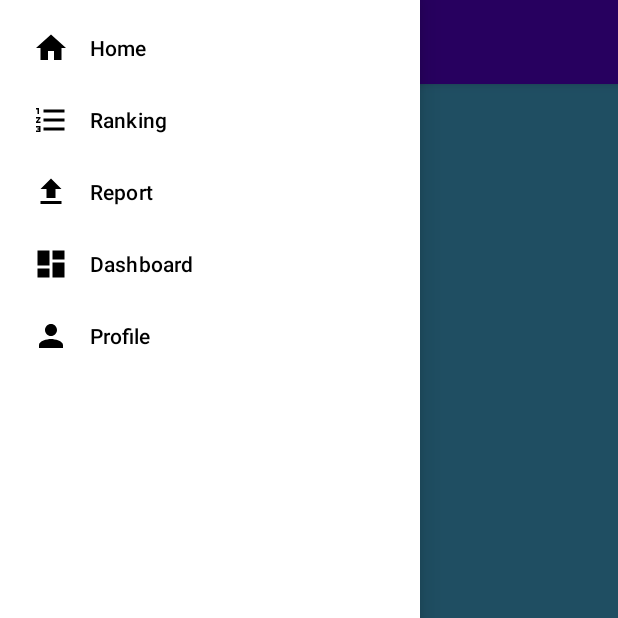
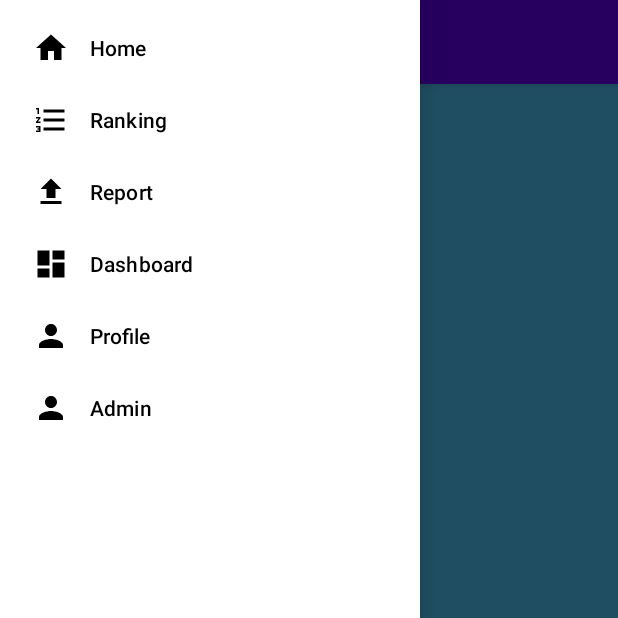
Before and after one commit to Jamil4921/GarbApp, an Android app: the MainActivity screen opened directly, with no data from a screen before it, with the side drawer open, on a phone screen of 412 x 824 dp, the top half of it. Run offline under Robolectric (Android 15) with nearby library versions, the phone set to English and light mode, and no system bars; our stand-ins replace Firebase (no records; nobody signed in at launch, a user with empty details on screens opened directly).

Commit message:
Hide admin option in hamburger menu based on user role

```diff
--- a/app/build.gradle
+++ b/app/build.gradle
@@ -43,6 +43,7 @@ dependencies {
     implementation 'com.google.firebase:firebase-database:20.2.2'
     implementation 'com.google.firebase:firebase-storage-ktx:20.2.1'
     implementation 'com.google.android.gms:play-services-location:21.0.1'
+    implementation 'com.google.firebase:firebase-firestore:24.7.0'
     testImplementation 'junit:junit:4.13.2'
     androidTestImplementation 'androidx.test.ext:junit:1.1.5'
     androidTestImplementation 'androidx.test.espresso:espresso-core:3.5.1'
--- a/app/src/main/java/be/ehb/garbapp/Fragments/ReportFragment.java
+++ b/app/src/main/java/be/ehb/garbapp/Fragments/ReportFragment.java
@@ -94,7 +94,7 @@ public class ReportFragment extends Fragment {
         add_picture = root.findViewById(R.id.report_button_picture);
         report_trash = root.findViewById(R.id.repost_trash);
         fusedLocationProviderClient = LocationServices.getFusedLocationProviderClient(requireContext());
-
+        report_trash.setEnabled(false);
         report_trash.setOnClickListener(new View.OnClickListener() {
             @Override
             public void onClick(View v) {
@@ -130,6 +130,7 @@ public class ReportFragment extends Fragment {
                 editText_description.requestFocus();
                 return;
             }
+
 
             if(ContextCompat.checkSelfPermission(requireContext(), Manifest.permission.ACCESS_FINE_LOCATION) == PackageManager.PERMISSION_GRANTED){
                 fusedLocationProviderClient.getLastLocation().addOnSuccessListener(new OnSuccessListener<Location>() {
@@ -182,6 +183,8 @@ public class ReportFragment extends Fragment {
 
 
 
+
+
     @Override
     public void onActivityResult(int requestCode, int resultCode, @Nullable Intent data) {
         super.onActivityResult(requestCode, resultCode, data);
@@ -191,6 +194,7 @@ public class ReportFragment extends Fragment {
             imageView_report_trash_preview.setImageBitmap(imageBitmap);
 
             uploadImageToFirebase(imageBitmap);
+            report_trash.setEnabled(true);
         }
     }
 
--- a/app/src/main/java/be/ehb/garbapp/MainActivity.java
+++ b/app/src/main/java/be/ehb/garbapp/MainActivity.java
@@ -13,11 +13,15 @@ import com.google.android.gms.maps.SupportMapFragment;
 import com.google.android.material.bottomnavigation.BottomNavigationView;
 import com.google.android.material.navigation.NavigationBarView;
 import com.google.android.material.navigation.NavigationView;
+import com.google.firebase.auth.FirebaseAuth;
 import com.google.firebase.auth.FirebaseUser;
+import com.google.firebase.database.DataSnapshot;
+import com.google.firebase.database.DatabaseError;
 import com.google.firebase.database.DatabaseReference;
 import com.google.firebase.database.FirebaseDatabase;
 
 import android.os.Bundle;
+import android.util.Log;
 import android.view.Menu;
 import android.view.MenuItem;
 
@@ -27,6 +31,7 @@ import be.ehb.garbapp.Fragments.ProfileFragment;
 import be.ehb.garbapp.Fragments.RankingFragment;
 import be.ehb.garbapp.Fragments.ReportFragment;
 import com.bumptech.glide.Glide;
+import com.google.firebase.database.ValueEventListener;
 
 
 public class MainActivity extends AppCompatActivity {
@@ -34,6 +39,10 @@ public class MainActivity extends AppCompatActivity {
     DrawerLayout drawerLayout;
     NavigationView navigationView;
     ActionBarDrawerToggle drawerToggle;
+    FirebaseUser firebaseUser;
+    private FirebaseAuth authProfile;
+
+
 
     @Override
     public boolean onOptionsItemSelected(@NonNull MenuItem item) {
@@ -44,12 +53,48 @@ public class MainActivity extends AppCompatActivity {
         return super.onOptionsItemSelected(item);
     }
 
+    private void fetchUserRoleAndInitializeUI() {
+        authProfile = FirebaseAuth.getInstance();
+        FirebaseUser currentUser = authProfile.getCurrentUser();
+        if (currentUser != null) {
+            DatabaseReference userReference = FirebaseDatabase.getInstance("https://garbapp-ab823-default-rtdb.europe-west1.firebasedatabase.app/").getReference("Registered User")
+                    .child(currentUser.getUid());
+            userReference.addListenerForSingleValueEvent(new ValueEventListener() {
+                @Override
+                public void onDataChange(@NonNull DataSnapshot dataSnapshot) {
+                    if (dataSnapshot.exists()) {
+                        GarbUser user = dataSnapshot.getValue(GarbUser.class);
+                        int userRole = user.getRole();
+                        updateAdminMenuItemVisibility(userRole);
+                    }
+                }
+
+                @Override
+                public void onCancelled(@NonNull DatabaseError databaseError) {
+                }
+            });
+        }
+    }
+
+    private void updateAdminMenuItemVisibility(int userRole) {
+        Menu navMenu = navigationView.getMenu();
+        MenuItem adminMenuItem = navMenu.findItem(R.id.Admin_hamburger);
+
+        if (userRole == 1) {
+            adminMenuItem.setVisible(true);
+        } else {
+            adminMenuItem.setVisible(false);
+        }
+    }
+
+
     @Override
     protected void onCreate(Bundle savedInstanceState) {
         super.onCreate(savedInstanceState);
         setContentView(R.layout.activity_main);
         Toolbar toolbar = findViewById(R.id.toolbar);
         setSupportActionBar(toolbar);
+
         getSupportFragmentManager().beginTransaction().replace(R.id.main_container,new MapFragment()).commit();
         BottomNavigationView nav_bottom = findViewById(R.id.BottomNavigationView);
         nav_bottom.setOnItemSelectedListener(new NavigationBarView.OnItemSelectedListener() {
@@ -80,6 +125,8 @@ public class MainActivity extends AppCompatActivity {
             }
         });
 
+
+        fetchUserRoleAndInitializeUI();
         drawerLayout = findViewById(R.id.drawer_layout);
         navigationView = findViewById(R.id.nav_view);
         drawerToggle = new ActionBarDrawerToggle(this, drawerLayout, R.string.open, R.string.close);
@@ -109,14 +156,17 @@ public class MainActivity extends AppCompatActivity {
                     case R.id.Home_hamburger:
                         getSupportFragmentManager().beginTransaction().replace(R.id.main_container, new MapFragment()).commit();
                         return true;
+
+                    case R.id.Admin_hamburger:
+                        return true;
                 }
                 return false;
             }
         });
 
+    }
 
 
-    }
 
     @Override
     public void onBackPressed() {
--- a/app/src/main/java/be/ehb/garbapp/RegisterActivity.java
+++ b/app/src/main/java/be/ehb/garbapp/RegisterActivity.java
@@ -42,6 +42,8 @@ public class RegisterActivity extends AppCompatActivity implements View.OnClickL
     private ImageView imageView_profile_picture;
     private static final int PICK_IMAGE_REQUEST = 1;
     private Uri selectedImageUri = null;
+    private final int role = 0;
+    private double garbPoints = 0;
     @Override
     protected void onCreate(Bundle savedInstanceState) {
         super.onCreate(savedInstanceState);
@@ -135,7 +137,7 @@ public class RegisterActivity extends AppCompatActivity implements View.OnClickL
                         if (task.isSuccessful()) {
                             FirebaseUser firebaseUser = mAuth.getCurrentUser();
                             String profilePictureUrl = null; // Set it to null for now
-                            GarbUser garbUser = new GarbUser(name, email, profilePictureUrl);
+                            GarbUser garbUser = new GarbUser(name, email, profilePictureUrl, role);
                             UserProfileChangeRequest profileUpdates = new UserProfileChangeRequest.Builder().setDisplayName(name).build();
                             firebaseUser.updateProfile(profileUpdates);
                             DatabaseReference referenceProfile = FirebaseDatabase.getInstance("https://garbapp-ab823-default-rtdb.europe-west1.firebasedatabase.app/").getReference("Registered User");
--- a/app/src/main/res/menu/hamburger_menu.xml
+++ b/app/src/main/res/menu/hamburger_menu.xml
@@ -1,5 +1,5 @@
-<?xml version="1.0" encoding="utf-8"?>
-<menu xmlns:android="http://schemas.android.com/apk/res/android">
+<menu xmlns:android="http://schemas.android.com/apk/res/android"
+    xmlns:app="http://schemas.android.com/apk/res-auto">
 
         <item android:title="Home"
             android:id="@+id/Home_hamburger"
@@ -16,5 +16,11 @@
         <item android:title="Profile"
             android:id="@+id/Profile_hamburger"
             android:icon="@drawable/ic_baseline_person_24"/>
+        <item android:title="Admin"
+            android:id="@+id/Admin_hamburger"
+            android:icon="@drawable/ic_baseline_person_24"
+            />
+
+
 
 </menu>
```
Also changed, not shown: app/src/main/java/be/ehb/garbapp/GarbUser.java (+27 -1 lines), app/src/main/res/layout/custom_marker_layout.xml (added, +42 -0 lines), app/src/main/java/be/ehb/garbapp/Fragments/MapFragment.java (line endings or trailing spaces).
